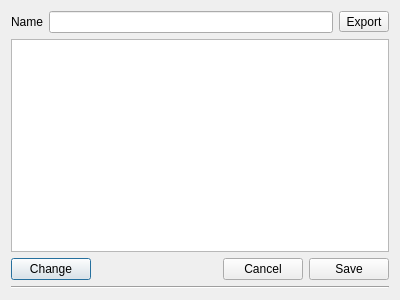
Qt form automator_project/utils/qtUi/resource_dialog.ui (Halicea/hal_automator) before a commit.
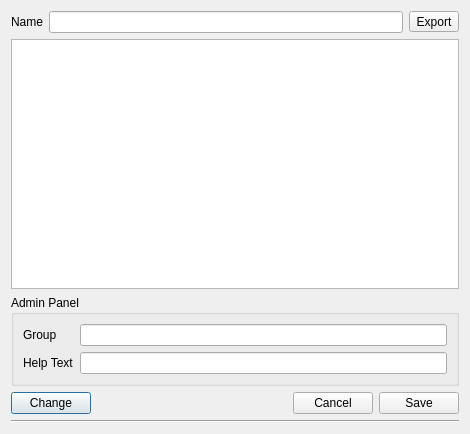
The same form after that commit.

Commit message: some ui fixes on the config widgets, also added help text and group fields on the variables.

What changed in the file:
```diff
--- a/automator_project/utils/qtUi/resource_dialog.ui
+++ b/automator_project/utils/qtUi/resource_dialog.ui
@@ -6,8 +6,8 @@
    <rect>
     <x>0</x>
     <y>0</y>
-    <width>400</width>
-    <height>300</height>
+    <width>470</width>
+    <height>434</height>
    </rect>
   </property>
   <property name="windowTitle">
@@ -65,6 +65,45 @@
      </property>
     </widget>
    </item>
+   <item>
+    <widget class="QGroupBox" name="gbAdmin">
+     <property name="sizePolicy">
+      <sizepolicy hsizetype="Preferred" vsizetype="Fixed">
+       <horstretch>0</horstretch>
+       <verstretch>0</verstretch>
+      </sizepolicy>
+     </property>
+     <property name="title">
+      <string>Admin Panel</string>
+     </property>
+     <layout class="QHBoxLayout" name="horizontalLayout_3">
+      <item>
+       <layout class="QGridLayout" name="gridLayout">
+        <item row="2" column="0">
+         <widget class="QLabel" name="label_2">
+          <property name="text">
+           <string>Group</string>
+          </property>
+         </widget>
+        </item>
+        <item row="2" column="1">
+         <widget class="QLineEdit" name="txtGroup"/>
+        </item>
+        <item row="3" column="1">
+         <widget class="QLineEdit" name="txtHelpText"/>
+        </item>
+        <item row="3" column="0">
+         <widget class="QLabel" name="label_3">
+          <property name="text">
+           <string>Help Text</string>
+          </property>
+         </widget>
+        </item>
+       </layout>
+      </item>
+     </layout>
+    </widget>
+   </item>
    <item>
     <layout class="QHBoxLayout" name="horizontalLayout">
      <item>
```
The commit also changes 4 other files.
